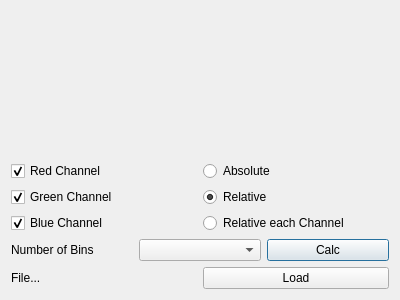
WoT86/Histogramm, file mainwindow.ui: the form before one commit.
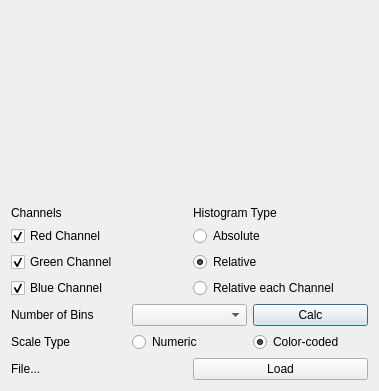
The form after the commit. Custom widgets are drawn as their Qt base class.

Patch:
```diff
--- a/mainwindow.ui
+++ b/mainwindow.ui
@@ -6,8 +6,8 @@
    <rect>
     <x>0</x>
     <y>0</y>
-    <width>400</width>
-    <height>300</height>
+    <width>379</width>
+    <height>391</height>
    </rect>
   </property>
   <property name="windowTitle">
@@ -15,12 +15,26 @@
   </property>
   <layout class="QVBoxLayout" name="verticalLayout_3">
    <item>
-    <widget class="HistogramView" name="histogramView" native="true"/>
+    <widget class="HistogramView" name="histogramView" native="true">
+     <property name="sizePolicy">
+      <sizepolicy hsizetype="Expanding" vsizetype="Expanding">
+       <horstretch>0</horstretch>
+       <verstretch>0</verstretch>
+      </sizepolicy>
+     </property>
+    </widget>
    </item>
    <item>
     <layout class="QHBoxLayout" name="horizontalLayout_2">
      <item>
       <layout class="QVBoxLayout" name="verticalLayout">
+       <item>
+        <widget class="QLabel" name="label_3">
+         <property name="text">
+          <string>Channels</string>
+         </property>
+        </widget>
+       </item>
        <item>
         <widget class="QCheckBox" name="checkBoxRed">
          <property name="text">
@@ -55,11 +69,21 @@
      </item>
      <item>
       <layout class="QVBoxLayout" name="verticalLayout_2">
+       <item>
+        <widget class="QLabel" name="label_2">
+         <property name="text">
+          <string>Histogram Type</string>
+         </property>
+        </widget>
+       </item>
        <item>
         <widget class="QRadioButton" name="radioButtonAbs">
          <property name="text">
           <string>Absolute</string>
          </property>
+         <attribute name="buttonGroup">
+          <string notr="true">groupHistogramType</string>
+         </attribute>
         </widget>
        </item>
        <item>
@@ -70,6 +94,9 @@
          <property name="checked">
           <bool>true</bool>
          </property>
+         <attribute name="buttonGroup">
+          <string notr="true">groupHistogramType</string>
+         </attribute>
         </widget>
        </item>
        <item>
@@ -77,6 +104,9 @@
          <property name="text">
           <string>Relative each Channel</string>
          </property>
+         <attribute name="buttonGroup">
+          <string notr="true">groupHistogramType</string>
+         </attribute>
         </widget>
        </item>
       </layout>
@@ -104,6 +134,40 @@
      </item>
     </layout>
    </item>
+   <item>
+    <layout class="QHBoxLayout" name="horizontalLayout_4">
+     <item>
+      <widget class="QLabel" name="label_4">
+       <property name="text">
+        <string>Scale Type</string>
+       </property>
+      </widget>
+     </item>
+     <item>
+      <widget class="QRadioButton" name="radioButtonScaleNumeric">
+       <property name="text">
+        <string>Numeric</string>
+       </property>
+       <attribute name="buttonGroup">
+        <string notr="true">groupScaleType</string>
+       </attribute>
+      </widget>
+     </item>
+     <item>
+      <widget class="QRadioButton" name="radioButtonScaleColor">
+       <property name="text">
+        <string>Color-coded</string>
+       </property>
+       <property name="checked">
+        <bool>true</bool>
+       </property>
+       <attribute name="buttonGroup">
+        <string notr="true">groupScaleType</string>
+       </attribute>
+      </widget>
+     </item>
+    </layout>
+   </item>
    <item>
     <layout class="QHBoxLayout" name="horizontalLayout">
      <item>
```
Left out of the diff: 4 changed lines with no effect on the pictures.
